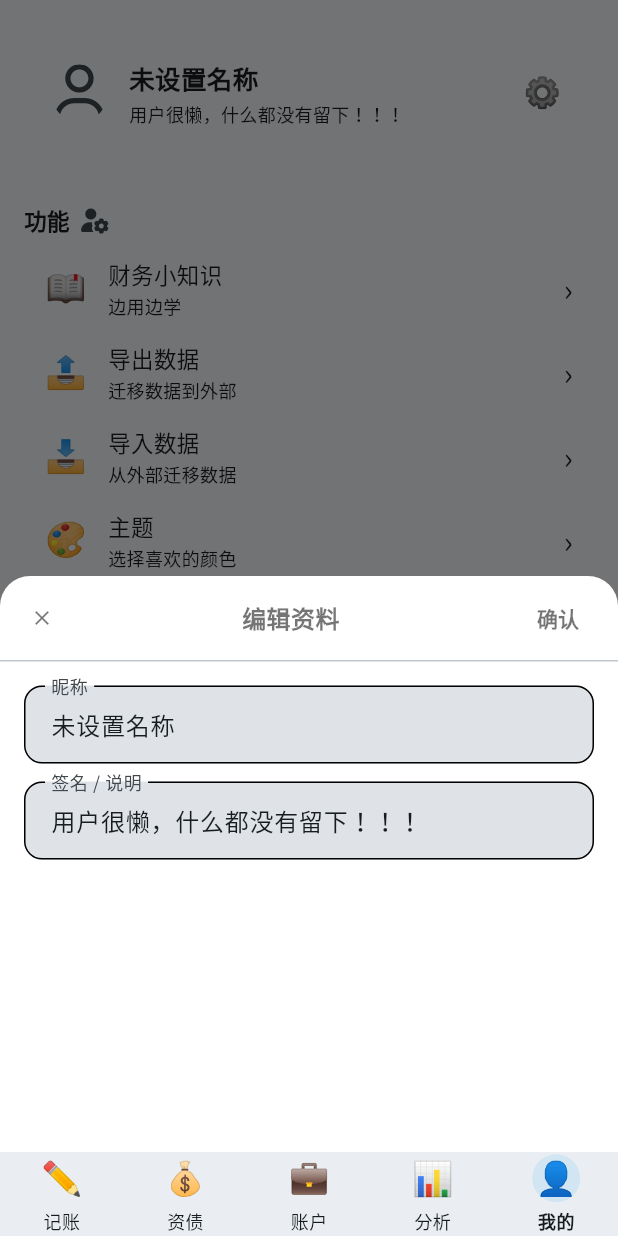
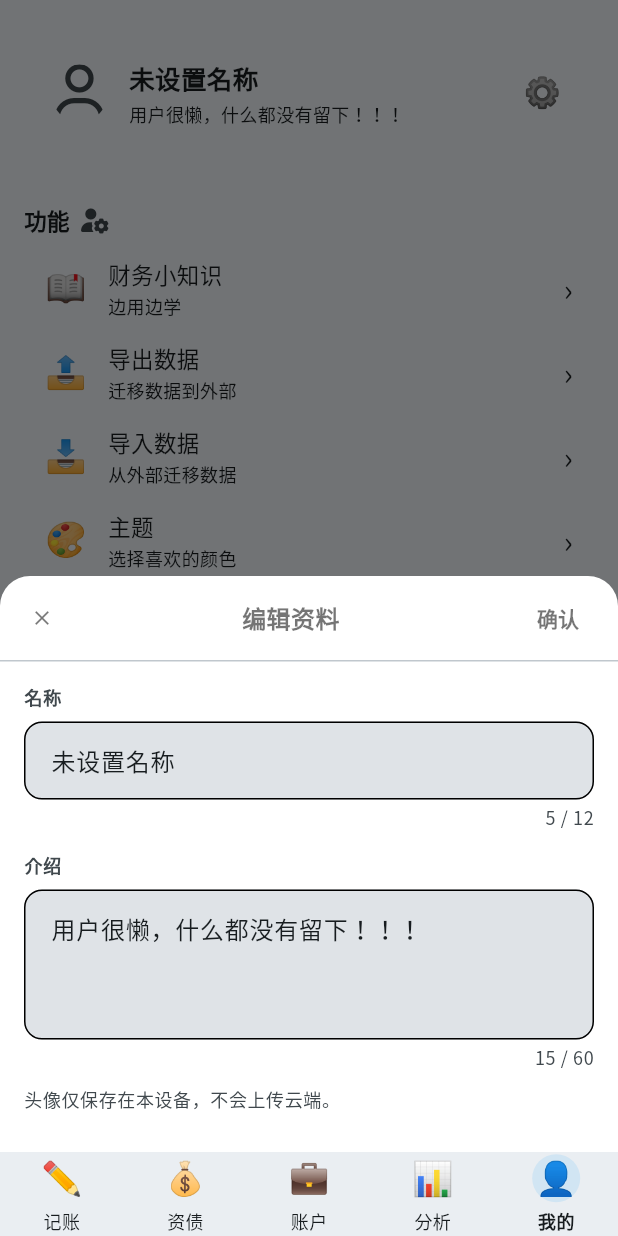
Before and after one commit to xiao-lin-unit/yuan, a Flutter app: the ProfileScreen screen opened by its route, after a tap on "⚙️", on a phone screen of 412 x 824 dp. Run offline on Flutter 3.47's test engine with Material 3 defaults, Android fonts, the phone set to English and light mode, and no system bars; our stand-ins replace go_router, google_fonts, image_picker, shared_preferences, sqflite, sqflite_common_ffi; accounts and stored records are empty.

```diff
--- a/lib/screens/profile/widgets/user/edit_profile_sheet.dart
+++ b/lib/screens/profile/widgets/user/edit_profile_sheet.dart
@@ -12,27 +12,137 @@ class EditProfileSheet extends StatelessWidget {
 
   @override
   Widget build(BuildContext context) {
+    final color = Theme.of(context).colorScheme;
+    final textTheme = Theme.of(context).textTheme;
+
     return Column(
       mainAxisSize: MainAxisSize.min,
+      crossAxisAlignment: CrossAxisAlignment.start,
       children: [
-        TextField(
+        /// 名称
+        _LabeledField(
+          label: '名称',
+          maxLength: 12,
           controller: nameCtrl,
-          decoration: const InputDecoration(
-            labelText: '昵称',
-            border: OutlineInputBorder(),
-          ),
+          hintText: '怎么称呼你？',
           textInputAction: TextInputAction.next,
         ),
+
+        const SizedBox(height: 16),
+
+        /// 介绍
+        _LabeledField(
+          label: '介绍',
+          maxLength: 60,
+          controller: subCtrl,
+          hintText: '一句话介绍自己，例如：月薪族，正在攒钱买车',
+          textInputAction: TextInputAction.done,
+          maxLines: 3,
+        ),
+
         const SizedBox(height: 12),
-        TextField(
-          controller: subCtrl,
-          decoration: const InputDecoration(
-            labelText: '签名 / 说明',
-            border: OutlineInputBorder(),
+
+        /// 本地提示
+        Text(
+          '头像仅保存在本设备，不会上传云端。',
+          style: textTheme.bodySmall?.copyWith(
+            color: color.onSurfaceVariant,
           ),
-          textInputAction: TextInputAction.done,
         ),
       ],
     );
   }
 }
+
+class _LabeledField extends StatefulWidget {
+  final String label;
+  final int maxLength;
+  final TextEditingController controller;
+  final String? hintText;
+  final TextInputAction textInputAction;
+  final int maxLines;
+
+  const _LabeledField({
+    required this.label,
+    required this.maxLength,
+    required this.controller,
+    this.hintText,
+    required this.textInputAction,
+    this.maxLines = 1,
+  });
+
+  @override
+  State<_LabeledField> createState() => _LabeledFieldState();
+}
+
+class _LabeledFieldState extends State<_LabeledField> {
+  late int _length;
+
+  @override
+  void initState() {
+    super.initState();
+    _length = widget.controller.text.length;
+    widget.controller.addListener(_onTextChanged);
+  }
+
+  void _onTextChanged() {
+    setState(() {
+      _length = widget.controller.text.length;
+    });
+  }
+
+  @override
+  void dispose() {
+    widget.controller.removeListener(_onTextChanged);
+    super.dispose();
+  }
+
+  @override
+  Widget build(BuildContext context) {
+    final color = Theme.of(context).colorScheme;
+    final textTheme = Theme.of(context).textTheme;
+
+    return Column(
+      crossAxisAlignment: CrossAxisAlignment.start,
+      children: [
+        /// label
+        Text(
+          widget.label,
+          style: textTheme.labelMedium?.copyWith(
+            color: color.onSurfaceVariant,
+          ),
+        ),
+
+        const SizedBox(height: 8),
+
+        /// input
+        TextField(
+          controller: widget.controller,
+          maxLength: widget.maxLength,
+          maxLines: widget.maxLines,
+          textInputAction: widget.textInputAction,
+          decoration: InputDecoration(
+            hintText: widget.hintText,
+            counterText: '', // 我们自己计数
+            border: OutlineInputBorder(
+              borderRadius: BorderRadius.circular(12),
+            ),
+          ),
+        ),
+
+        const SizedBox(height: 4),
+
+        /// counter
+        Align(
+          alignment: Alignment.centerRight,
+          child: Text(
+            '$_length / ${widget.maxLength}',
+            style: textTheme.bodySmall?.copyWith(
+              color: color.onSurfaceVariant,
+            ),
+          ),
+        ),
+      ],
+    );
+  }
+}
--- a/lib/screens/profile/widgets/user/profile_user_section.dart
+++ b/lib/screens/profile/widgets/user/profile_user_section.dart
@@ -11,6 +11,7 @@ import 'edit_profile_sheet.dart';
 class ProfileUserSection extends StatelessWidget {
   const ProfileUserSection({super.key});
 
+  // 打开编辑框操作
   Future<void> _openEdit(BuildContext context, UserInfo user) async {
     await showEditProfileSheet(
       context,
@@ -25,6 +26,7 @@ class ProfileUserSection extends StatelessWidget {
     );
   }
 
+  // 展示sheet框
   Future<void> showEditProfileSheet(
       BuildContext context, {
         required String initialName,
@@ -75,8 +77,10 @@ class ProfileUserSection extends StatelessWidget {
         decoration: AppStyles.cardDecoration(context),
         child: Row(
           children: [
+            // 头像
             UserAvatar(base64: user.avatar),
             const SizedBox(width: 14),
+            // 内容
             Expanded(
               child: Column(
                 crossAxisAlignment: CrossAxisAlignment.start,
@@ -87,6 +91,7 @@ class ProfileUserSection extends StatelessWidget {
                 ],
               ),
             ),
+            // 设置按钮
             Material(
               color: Colors.transparent,
               child: InkWell(
--- a/pubspec.yaml
+++ b/pubspec.yaml
@@ -56,6 +56,8 @@ dependencies:
   # 状态变更
   provider: ^6.1.2
   shared_preferences: ^2.3.3
+
+  image_picker: ^1.0.7
 
 dev_dependencies:
   flutter_test:
```
Also changed, not shown: lib/screens/profile/widgets/user/avatar_uploader.dart (added, +134 -0 lines), 3 other files.
